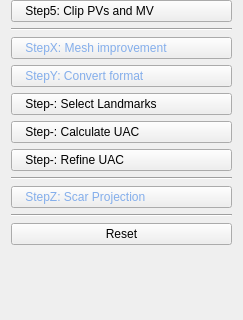
This is CemrgApp/Plugins/kcl.cemrgapp.atrialfibres/src/internal/AtrialFibresViewControls.ui in OpenHeartDevelopers/CemrgApp as Qt 5 draws it before an edit; both pictures show x 0 to 243 and y 423 to 743 of the 243 by 881 pixel window. The edited form follows.
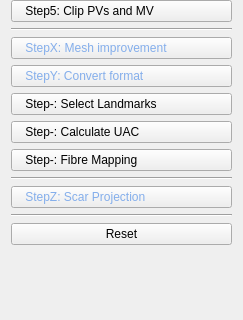
This is the edited form.

Patch:
```diff
--- a/CemrgApp/Plugins/kcl.cemrgapp.atrialfibres/src/internal/AtrialFibresViewControls.ui
+++ b/CemrgApp/Plugins/kcl.cemrgapp.atrialfibres/src/internal/AtrialFibresViewControls.ui
@@ -264,7 +264,7 @@
       <string notr="true">text-align: left;</string>
      </property>
      <property name="text">
-      <string>    Step-: Refine UAC</string>
+      <string>    Step-: Fibre Mapping</string>
      </property>
     </widget>
    </item>
```
